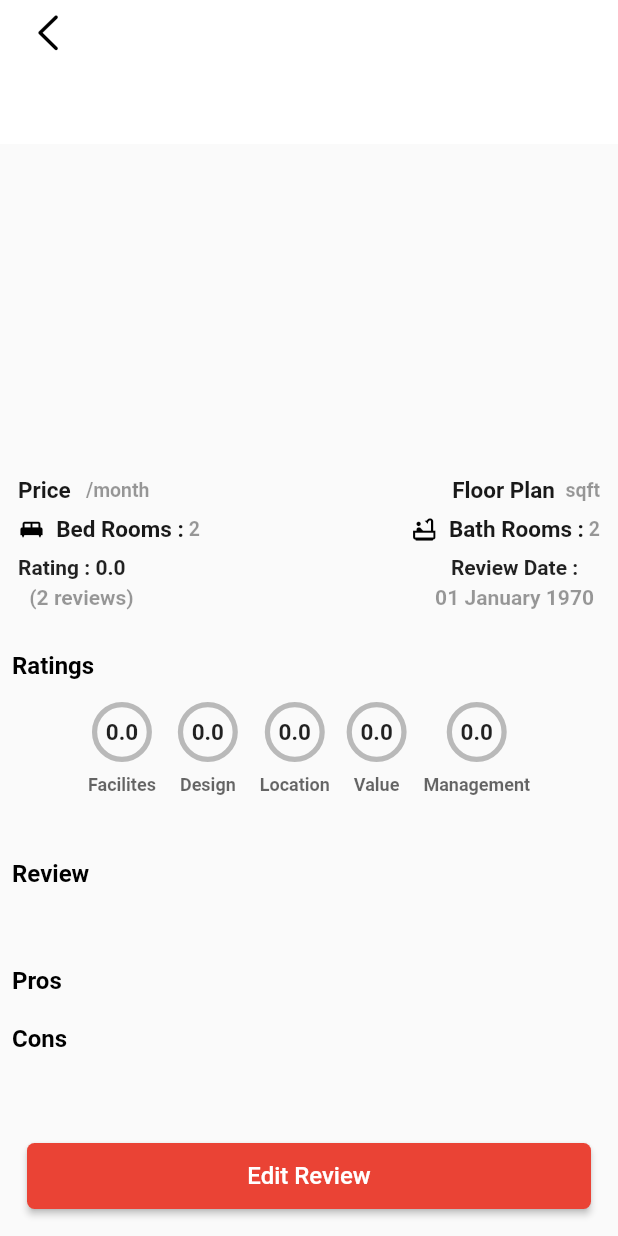
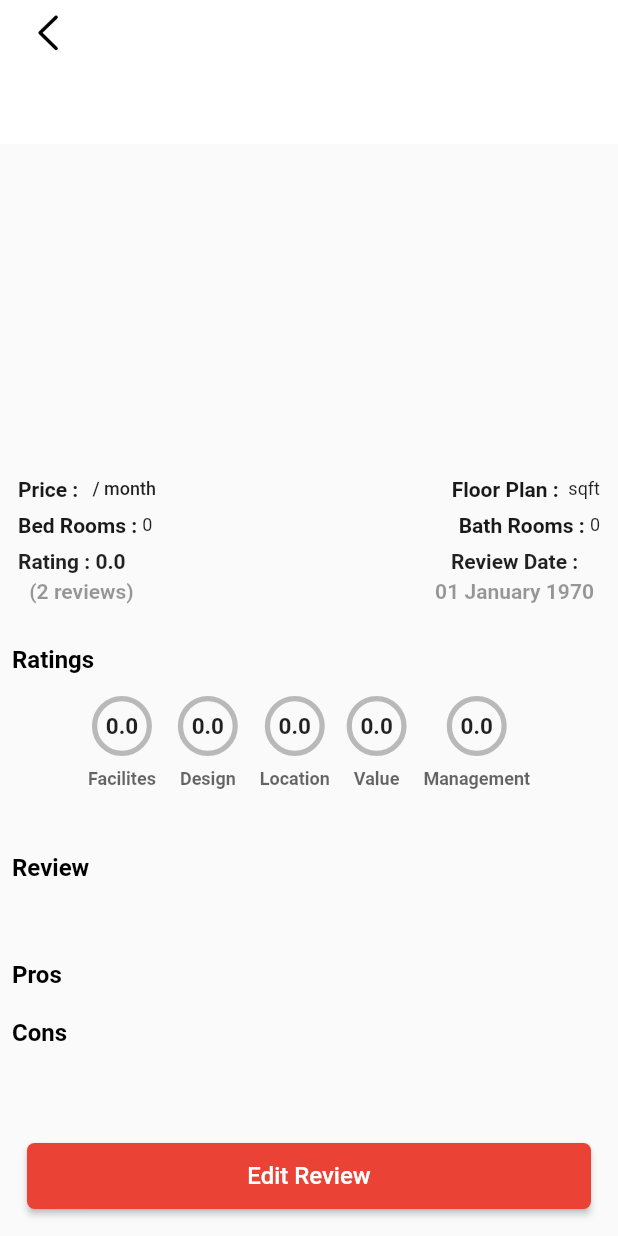
Before and after one commit to Maxamed/revue_android, a Flutter app: the MyReviewDetails screen opened directly with empty values, on a phone screen of 412 x 824 dp. Run offline on Flutter 3.47's test engine with Material 2 defaults, Android fonts, the phone set to English and light mode, and no system bars; drawn by our look-alikes of auto_size_text, percent_indicator; our stand-ins replace flutter_datetime_picker, flutter_map, flutter_swiper, fluttertoast, geolocator, getwidget and 7 more; missing offline and left inert: flutter_absolute_path, flutter_facebook_auth, flutter_twitter_login, multi_image_picker; accounts and stored records are empty; network calls fail.

Commit message:
font fixes and modal bottom sheet

```diff
--- a/lib/compound/AmenitiesGridClass.dart
+++ b/lib/compound/AmenitiesGridClass.dart
@@ -18,8 +18,8 @@ class AmenitiesGridClass extends StatelessWidget{
           ),
           itemBuilder: (BuildContext context,index){
         return Text(amentitiesList[index],
-          style: TextStyle(color: ColorClass.lightTextColor,fontSize: 13,
-            fontWeight: FontWeight.w500,
+          style: TextStyle(color: Colors.black,fontSize: 12,
+            fontWeight: FontWeight.w400,
           fontStyle: FontStyle.normal,),);
           }),
     );
--- a/lib/constant/StringConstant.dart
+++ b/lib/constant/StringConstant.dart
@@ -19,6 +19,7 @@ class StringConstant{
 
  static double getpercentage(double value){
     double percent = (value*2)/10;
+
     return percent;
   }
 
--- a/lib/reviews/MyReview/MyReviewDetails.dart
+++ b/lib/reviews/MyReview/MyReviewDetails.dart
@@ -128,7 +128,7 @@ class MyReviewDetailState extends State<MyReviewDetails>{
                           crossAxisAlignment: CrossAxisAlignment.start,
                           children: [
                             PriceWidget(widget.myReviewsModal.price),
-                            BedRoomWidget(),
+                            BedRoomWidget(widget.myReviewsModal.bathRooms.toString()),
                             RatingWidget(2,widget.myReviewsModal.rating)
                           ],),
                       ),
@@ -139,7 +139,7 @@ class MyReviewDetailState extends State<MyReviewDetails>{
                           crossAxisAlignment: CrossAxisAlignment.end,
                           children: [
                             FloorPlanWidget(widget.myReviewsModal.floorplan),
-                            BathRoomWidget(),
+                            BathRoomWidget(widget.myReviewsModal.bathRooms.toString()),
                             ReviewDateWidget(widget.myReviewsModal.reviewDate)
 
                           ],),
--- a/lib/reviews/widgets/bathroom_widget.dart
+++ b/lib/reviews/widgets/bathroom_widget.dart
@@ -3,6 +3,9 @@ import 'package:flutter/material.dart';
 import 'package:revue_mobile/constant/ColorClass.dart';
 
 class BathRoomWidget extends StatelessWidget{
+
+  String bathRoom;
+  BathRoomWidget(this.bathRoom);
   @override
   Widget build(BuildContext context) {
     return Padding(
@@ -10,24 +13,24 @@ class BathRoomWidget extends StatelessWidget{
       child: FittedBox(fit: BoxFit.fitWidth,
         child: Row(
           children: [
-            Icon(Icons.bathtub_outlined,size: 18,),
+            // Icon(Icons.bathtub_outlined,size: 18,),
             AutoSizeText(
-                "  Bath Rooms :",
+                "Bath Rooms : ",
                 style:  TextStyle(
                     color:  ColorClass.darkTextColor,
                     fontWeight: FontWeight.w700,
                     fontStyle:  FontStyle.normal,
-                    fontSize: 15.0
+                    fontSize: 14.0
                 ),
                 textAlign: TextAlign.left
             ),
             AutoSizeText(
-                " 2",
+                bathRoom,
                 style:  TextStyle(
-                    color:ColorClass.greyColor,
-                    fontWeight: FontWeight.w600,
+                    color:Colors.black87,
+                    fontWeight: FontWeight.w400,
                     fontStyle:  FontStyle.normal,
-                    fontSize: 13.0
+                    fontSize: 12.0
                 ),
                 textAlign: TextAlign.left
             ),
--- a/lib/reviews/widgets/bedroom_widget.dart
+++ b/lib/reviews/widgets/bedroom_widget.dart
@@ -3,6 +3,9 @@ import 'package:flutter/material.dart';
 import 'package:revue_mobile/constant/ColorClass.dart';
 
 class BedRoomWidget extends StatelessWidget{
+  String bedRoom;
+
+  BedRoomWidget(this.bedRoom);
   @override
   Widget build(BuildContext context) {
     return  Padding(
@@ -10,24 +13,24 @@ class BedRoomWidget extends StatelessWidget{
       child: FittedBox(fit: BoxFit.fitWidth,
         child: Row(
           children: [
-            Icon(Icons.king_bed,size: 18,),
+            // Icon(Icons.king_bed,size: 18,),
             AutoSizeText(
-                "  Bed Rooms :",
+                "Bed Rooms : ",
                 style:  TextStyle(
                 color:  ColorClass.darkTextColor,
                 fontWeight: FontWeight.w700,
                 fontStyle:  FontStyle.normal,
-                fontSize: 15.0
+                fontSize: 14.0
             ),
                 textAlign: TextAlign.left
             ),
             AutoSizeText(
-                " 2",
+               bedRoom,
                 style:  TextStyle(
-                    color:ColorClass.greyColor,
-                    fontWeight: FontWeight.w600,
+                    color:Colors.black87,
+                    fontWeight: FontWeight.w400,
                     fontStyle:  FontStyle.normal,
-                    fontSize: 13.0
+                    fontSize: 12.0
                 ),
                 textAlign: TextAlign.left
             ),
--- a/lib/reviews/widgets/floorplan_widget.dart
+++ b/lib/reviews/widgets/floorplan_widget.dart
@@ -16,22 +16,22 @@ class FloorPlanWidget extends StatelessWidget{
         child: Row(
           children: [
             AutoSizeText(
-                "Floor Plan ",
+                "Floor Plan : ",
                 style:  TextStyle(
                     color:  ColorClass.darkTextColor,
                     fontWeight: FontWeight.w700,
                     fontStyle:  FontStyle.normal,
-                    fontSize: 15.0
+                    fontSize: 14.0
                 ),
                 textAlign: TextAlign.left
             ),
             AutoSizeText(
                 "$floorPlan sqft",
                 style:  TextStyle(
-                    color:ColorClass.greyColor,
-                    fontWeight: FontWeight.w600,
+                    color:Colors.black87,
+                    fontWeight: FontWeight.w400,
                     fontStyle:  FontStyle.normal,
-                    fontSize: 13.0
+                    fontSize: 12.0
                 ),
                 textAlign: TextAlign.left
             ),
--- a/lib/reviews/widgets/price_widget.dart
+++ b/lib/reviews/widgets/price_widget.dart
@@ -16,22 +16,22 @@ class PriceWidget extends StatelessWidget{
         child: Row(
           children: [
             AutoSizeText(
-                "Price ",
+                "Price : ",
                 style: TextStyle(
                     color:  ColorClass.darkTextColor,
                     fontWeight: FontWeight.w700,
                     fontStyle:  FontStyle.normal,
-                    fontSize: 15.0
+                    fontSize: 14.0
                 ),
                 textAlign: TextAlign.left
             ),
             AutoSizeText(
-                " $price /month",
+                " $price / month",
                 style:  TextStyle(
-                    color:ColorClass.greyColor,
-                    fontWeight: FontWeight.w600,
+                    color:Colors.black87,
+                    fontWeight: FontWeight.w500,
                     fontStyle:  FontStyle.normal,
-                    fontSize: 13.0
+                    fontSize: 12.0
                 ),
                 textAlign: TextAlign.left
             ),
```
Also changed, not shown: lib/compound/CompoundDetails.dart (+53 -15 lines), lib/reviews/RevueDetail.dart (+95 -91 lines), lib/reviews/reviews_list.dart (+40 -53 lines).
